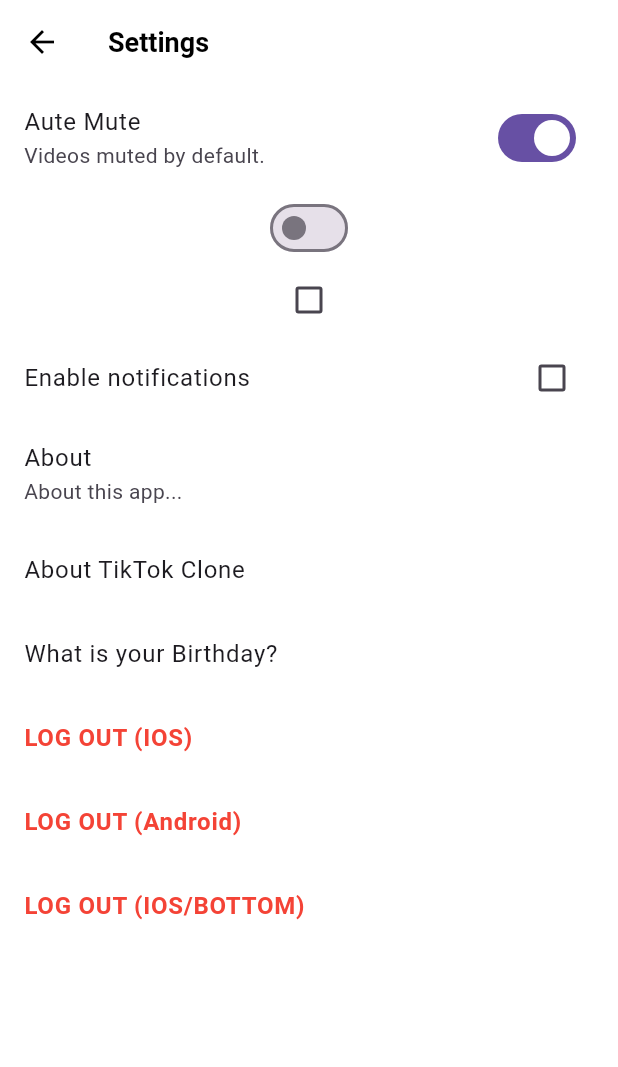
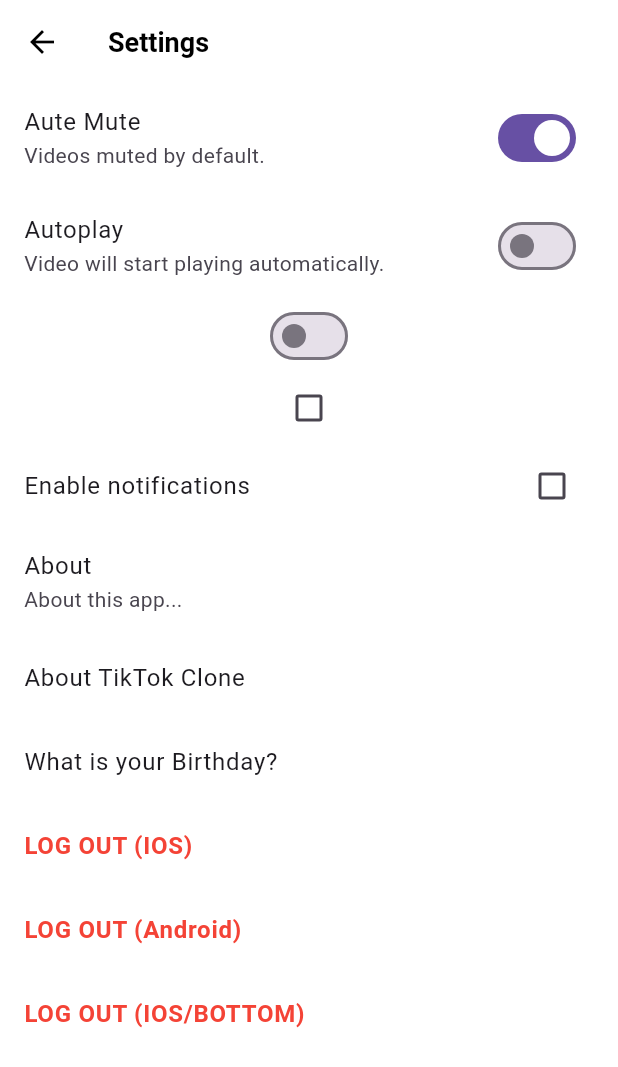
Before and after one commit to KLDS0326/nomad-tiktokclone, a Flutter app: the SettingsScreen screen opened directly, after a tap on "Aute Mute", on a phone screen of 412 x 824 dp. Shown: the top 1067 px of the screen. Run offline on Flutter 3.47's test engine with Material 2 defaults, Android fonts, the phone set to English and light mode, and no system bars; our stand-ins replace camera, font_awesome_flutter, gallery_saver, go_router, google_maps_flutter, image_picker and 5 more; missing offline and left inert: dart:html, flutter_google_places_sdk, kakaomap_webview; accounts and stored records are empty.

Commit message:
21.3 PlaybackConfigViewModel

```diff
--- a/lib/features/settings/settings_screen.dart
+++ b/lib/features/settings/settings_screen.dart
@@ -1,8 +1,8 @@
 import 'package:flutter/cupertino.dart';
 import 'package:flutter/material.dart';
 import 'package:font_awesome_flutter/font_awesome_flutter.dart';
-import 'package:tiktok_clone/common/widgets/video_config/video_config.dart';
 import 'package:provider/provider.dart';
+import 'package:tiktok_clone/features/videos/view_models/playback_config_vm.dart';
 
 class SettingsScreen extends StatefulWidget {
   const SettingsScreen({super.key});
@@ -32,10 +32,18 @@ class _SettingsScreenState extends State<SettingsScreen> {
       body: ListView(
         children: [
           SwitchListTile.adaptive(
-            value: context.watch<VideoConfig>().isMuted,
-            onChanged: (value) => context.read<VideoConfig>().toggleIsMuted(),
+            value: context.watch<PlaybackConfigViewModel>().muted,
+            onChanged: (value) =>
+                context.read<PlaybackConfigViewModel>().setMuted(value),
             title: const Text("Aute Mute"),
             subtitle: const Text("Videos muted by default."),
+          ),
+          SwitchListTile.adaptive(
+            value: context.watch<PlaybackConfigViewModel>().autoplay,
+            onChanged: (value) =>
+                context.read<PlaybackConfigViewModel>().setAutoplay(value),
+            title: const Text("Autoplay"),
+            subtitle: const Text("Video will start playing automatically."),
           ),
           Switch(
             value: _notifications,
--- a/lib/features/users/user_profile_screen.dart
+++ b/lib/features/users/user_profile_screen.dart
@@ -307,7 +307,7 @@ class UserAccount extends StatelessWidget {
           formatCount(),
           style: const TextStyle(
             fontWeight: FontWeight.bold,
-            fontSize: Sizes.size18,
+            fontSize: Sizes.size16,
           ),
         ),
         Gaps.v3,
--- a/lib/features/videos/repos/playback_config_repo.dart
+++ b/lib/features/videos/repos/playback_config_repo.dart
@@ -0,0 +1,26 @@
+import 'package:shared_preferences/shared_preferences.dart';
+
+class PlaybackConfigRepository {
+  static const String _autoplay = "autoplay";
+  static const String _muted = "muted";
+
+  final SharedPreferences _preferences;
+
+  PlaybackConfigRepository(this._preferences);
+
+  Future<void> setMuted(bool value) async {
+    _preferences.setBool(_muted, value);
+  }
+
+  Future<void> setAutoplay(bool value) async {
+    _preferences.setBool(_autoplay, value);
+  }
+
+  bool isMuted() {
+    return _preferences.getBool(_muted) ?? false;
+  }
+
+  bool isAutoplay() {
+    return _preferences.getBool(_autoplay) ?? false;
+  }
+}
--- a/lib/features/videos/video_timeline_screen.dart
+++ b/lib/features/videos/video_timeline_screen.dart
@@ -1,5 +1,5 @@
 import 'package:flutter/material.dart';
-import 'package:tiktok_clone/features/videos/widgets/video_post.dart';
+import 'package:tiktok_clone/features/videos/views/widgets/video_post.dart';
 
 class VideoTimelineScreen extends StatefulWidget {
   const VideoTimelineScreen({super.key});
--- a/lib/features/videos/view_models/playback_config_vm.dart
+++ b/lib/features/videos/view_models/playback_config_vm.dart
@@ -1,3 +1,30 @@
 import 'package:flutter/material.dart';
+import 'package:tiktok_clone/features/videos/repos/playback_config_repo.dart';
+import 'package:tiktok_clone/features/videos/views/widgets/playback_config_model.dart';
 
-class PlaybackConfigViewModel extends ChangeNotifier {}
+class PlaybackConfigViewModel extends ChangeNotifier {
+  final PlaybackConfigRepository _repository;
+
+  late final PlaybackConfigModel _model = PlaybackConfigModel(
+    muted: _repository.isMuted(),
+    autoplay: _repository.isAutoplay(),
+  );
+
+  PlaybackConfigViewModel(this._repository);
+
+  bool get muted => _model.muted;
+
+  bool get autoplay => _model.autoplay;
+
+  void setMuted(bool value) {
+    _repository.setMuted(value);
+    _model.muted = value;
+    notifyListeners();
+  }
+
+  void setAutoplay(bool value) {
+    _repository.setAutoplay(value);
+    _model.autoplay = value;
+    notifyListeners();
+  }
+}
```
Also changed, not shown: lib/features/videos/views/widgets/video_post.dart (renamed from lib/features/videos/widgets/video_post.dart, +5 -5 lines), lib/main.dart (+15 -10 lines), lib/features/videos/views/widgets/video_action_button.dart (renamed from lib/features/videos/widgets/video_action_button.dart), lib/features/videos/views/widgets/video_button.dart (renamed from lib/features/videos/widgets/video_button.dart), lib/features/videos/views/widgets/video_comments.dart (renamed from lib/features/videos/widgets/video_comments.dart).
